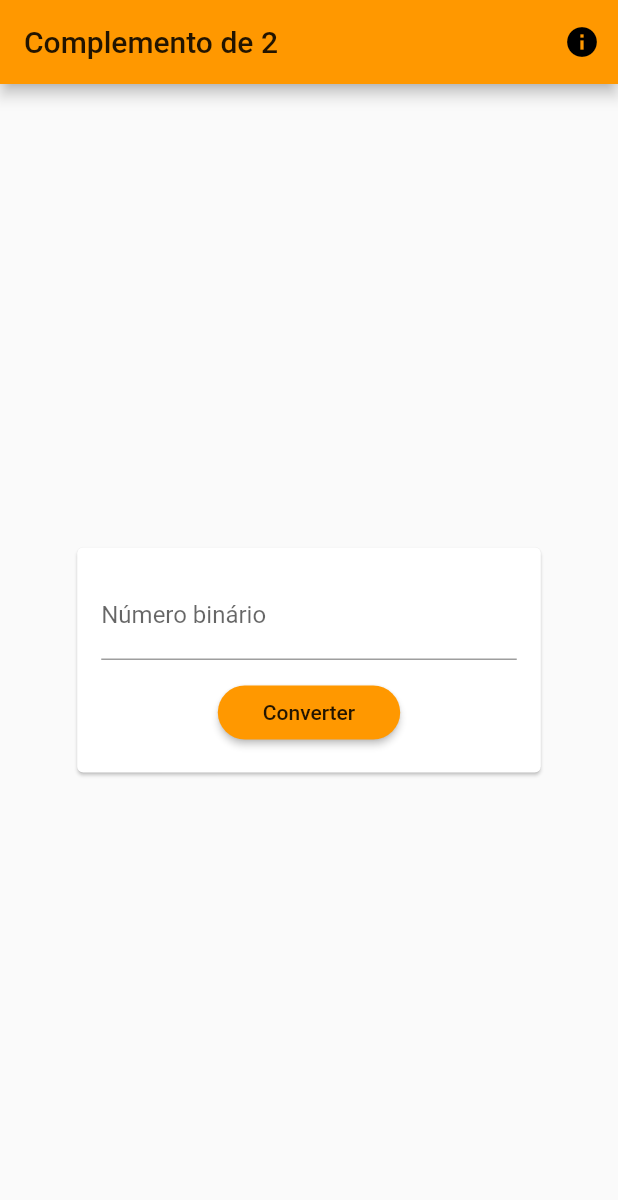
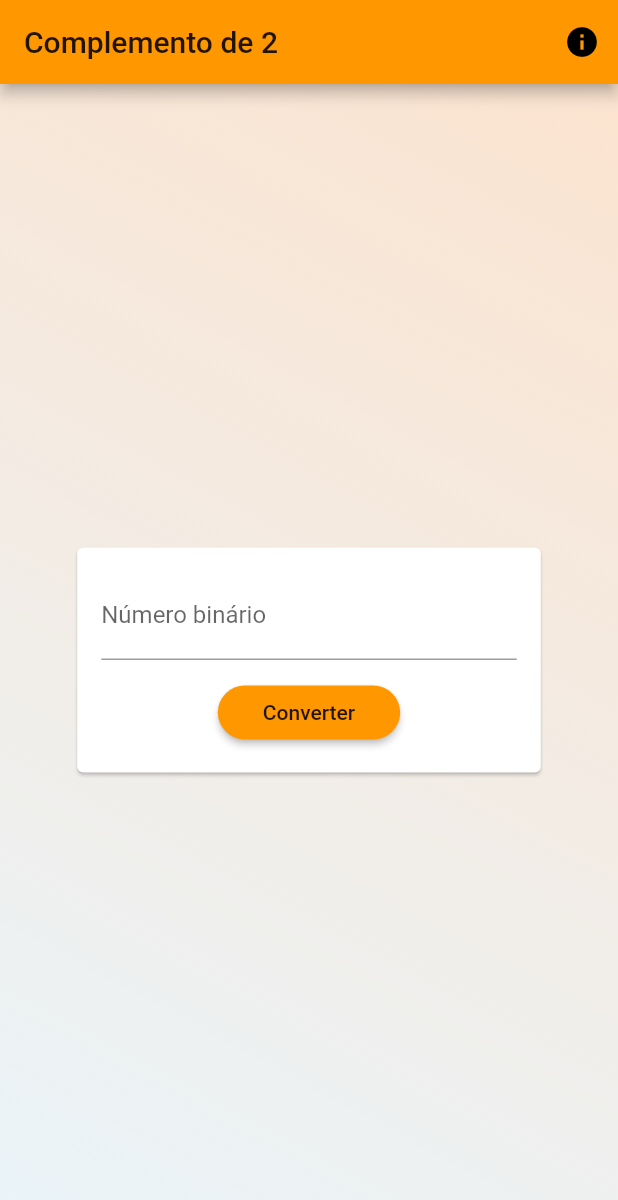
Before and after one commit to dudulacerdadl/App-Complemento-de-2, a Flutter app: the screen it shows after launch, on a phone screen of 412 x 824 dp. Shown: the top 1200 px of the screen. Run offline on Flutter 3.47's test engine with Material 2 defaults, Android fonts, the phone set to English and light mode, and no system bars.

Commit message:
Atualização das cores de fundo

```diff
--- a/lib/views/principal.dart
+++ b/lib/views/principal.dart
@@ -103,6 +103,16 @@ class _PrincipalState extends State<Principal> {
         alignment: Alignment.center,
         children: <Widget>[
           Container(
+            decoration: BoxDecoration(
+              gradient: LinearGradient(
+                colors: [
+                  Color.fromRGBO(253, 205, 165, 0.5),
+                  Color.fromRGBO(218, 238, 249, 0.5),
+                ],
+                begin: Alignment.topRight,
+                end: Alignment.bottomLeft,
+              ),
+            ),
             width: double.infinity,
             child: Column(
               mainAxisAlignment: MainAxisAlignment.center,
```
